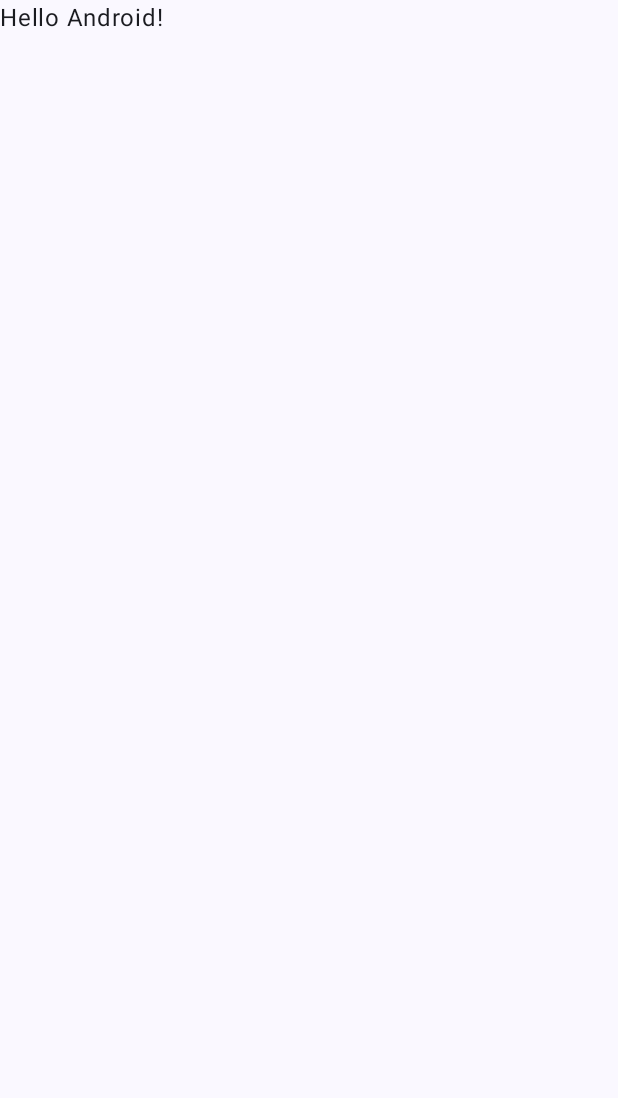
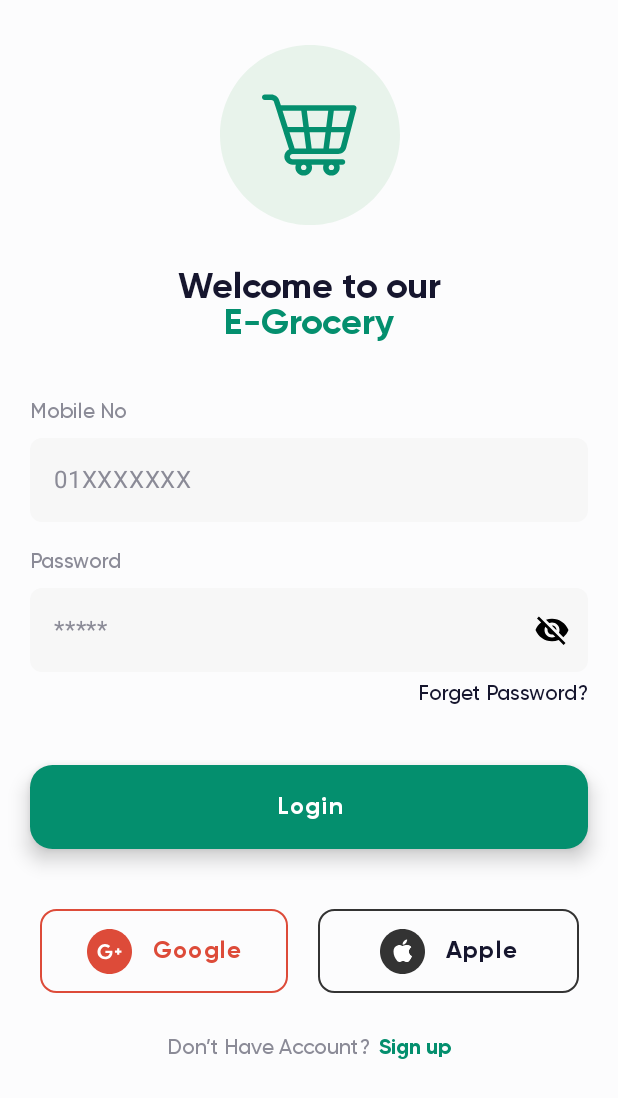
Before and after one commit to samadtalukder/Jetpack-Awesome-UI, an Android app built with Jetpack Compose: the screen it shows after launch (MainActivity), on a phone screen of 412 x 824 dp. Before the commit the part shown is almost empty. Shown: the top 1098 px of the screen. Run offline under Robolectric (Android 15) with nearby library versions, the phone set to English and light mode, and no system bars.

Commit message:
ADDED: Created Log In UI-1 Screen

```diff
--- a/app/src/main/java/com/samad_talukder/jetpackcanvas/MainActivity.kt
+++ b/app/src/main/java/com/samad_talukder/jetpackcanvas/MainActivity.kt
@@ -6,10 +6,8 @@ import androidx.activity.compose.setContent
 import androidx.compose.foundation.layout.fillMaxSize
 import androidx.compose.material3.MaterialTheme
 import androidx.compose.material3.Surface
-import androidx.compose.material3.Text
-import androidx.compose.runtime.Composable
 import androidx.compose.ui.Modifier
-import androidx.compose.ui.tooling.preview.Preview
+import com.samad_talukder.jetpackcanvas.ui.login.LogInUI_1
 import com.samad_talukder.jetpackcanvas.ui.theme.JetpackCanvasTheme
 
 class MainActivity : ComponentActivity() {
@@ -17,30 +15,13 @@ class MainActivity : ComponentActivity() {
         super.onCreate(savedInstanceState)
         setContent {
             JetpackCanvasTheme {
-                // A surface container using the 'background' color from the theme
                 Surface(
                     modifier = Modifier.fillMaxSize(),
                     color = MaterialTheme.colorScheme.background
                 ) {
-                    Greeting("Android")
+                    LogInUI_1()
                 }
             }
         }
     }
 }
-
-@Composable
-fun Greeting(name: String, modifier: Modifier = Modifier) {
-    Text(
-        text = "Hello $name!",
-        modifier = modifier
-    )
-}
-
-@Preview(showBackground = true)
-@Composable
-fun GreetingPreview() {
-    JetpackCanvasTheme {
-        Greeting("Android")
-    }
-}
--- /dev/null
+++ b/app/src/main/java/com/samad_talukder/jetpackcanvas/ui/login/Log_In_UI_1.kt
@@ -0,0 +1,404 @@
+package com.samad_talukder.jetpackcanvas.ui.login
+
+import androidx.compose.foundation.Image
+import androidx.compose.foundation.background
+import androidx.compose.foundation.border
+import androidx.compose.foundation.layout.Arrangement
+import androidx.compose.foundation.layout.Box
+import androidx.compose.foundation.layout.Column
+import androidx.compose.foundation.layout.Row
+import androidx.compose.foundation.layout.Spacer
+import androidx.compose.foundation.layout.fillMaxHeight
+import androidx.compose.foundation.layout.fillMaxWidth
+import androidx.compose.foundation.layout.height
+import androidx.compose.foundation.layout.padding
+import androidx.compose.foundation.layout.width
+import androidx.compose.foundation.rememberScrollState
+import androidx.compose.foundation.shape.RoundedCornerShape
+import androidx.compose.foundation.text.KeyboardActions
+import androidx.compose.foundation.text.KeyboardOptions
+import androidx.compose.foundation.verticalScroll
+import androidx.compose.material.Icon
+import androidx.compose.material.icons.Icons
+import androidx.compose.material.icons.filled.Visibility
+import androidx.compose.material.icons.filled.VisibilityOff
+import androidx.compose.material3.Button
+import androidx.compose.material3.ButtonDefaults
+import androidx.compose.material3.ExperimentalMaterial3Api
+import androidx.compose.material3.IconButton
+import androidx.compose.material3.Surface
+import androidx.compose.material3.Text
+import androidx.compose.material3.TextField
+import androidx.compose.material3.TextFieldDefaults
+import androidx.compose.runtime.Composable
+import androidx.compose.runtime.getValue
+import androidx.compose.runtime.mutableStateOf
+import androidx.compose.runtime.remember
+import androidx.compose.runtime.setValue
+import androidx.compose.ui.Alignment
+import androidx.compose.ui.Modifier
+import androidx.compose.ui.draw.clipToBounds
+import androidx.compose.ui.graphics.Color
+import androidx.compose.ui.layout.ContentScale
+import androidx.compose.ui.res.painterResource
+import androidx.compose.ui.text.TextStyle
+import androidx.compose.ui.text.font.Font
+import androidx.compose.ui.text.font.FontFamily
+import androidx.compose.ui.text.font.FontWeight
+import androidx.compose.ui.text.input.ImeAction
+import androidx.compose.ui.text.input.KeyboardType
+import androidx.compose.ui.text.input.PasswordVisualTransformation
+import androidx.compose.ui.text.input.VisualTransformation
+import androidx.compose.ui.text.style.TextAlign
+import androidx.compose.ui.tooling.preview.Preview
+import androidx.compose.ui.unit.dp
+import androidx.compose.ui.unit.sp
+import com.samad_talukder.jetpackcanvas.R
+
+@Composable
+fun LogInUI_1() {
+    Box(Modifier.background(Color(0xFFF0F1F5))) {
+        Surface(
+            modifier = Modifier
+                .fillMaxHeight()
+                .fillMaxWidth()
+                .clipToBounds(),
+            color = (Color(0xFFFCFCFD))
+        ) {
+            Column(
+                horizontalAlignment = Alignment.CenterHorizontally,
+                modifier = Modifier.verticalScroll(rememberScrollState())
+            ) {
+                HeaderTitleWithIcon()
+                Spacer(modifier = Modifier.height(40.dp))
+                MobileNoInputField()
+                Spacer(modifier = Modifier.height(20.dp))
+                PasswordInputField()
+                Spacer(modifier = Modifier.height(40.dp))
+                LoginButton()
+                Spacer(modifier = Modifier.height(40.dp))
+                SocialLoginButton()
+                Spacer(modifier = Modifier.height(30.dp))
+                SingUpButton()
+            }
+        }
+    }
+}
+
+
+@Composable
+fun HeaderTitleWithIcon() {
+    Column(
+        verticalArrangement = Arrangement.Center,
+        horizontalAlignment = Alignment.CenterHorizontally
+    ) {
+        Image(
+            painter = painterResource(id = R.drawable.ic_cart_logo_with_color),
+            contentDescription = "image description",
+            contentScale = ContentScale.None,
+            modifier = Modifier
+                .padding(top = 30.dp)
+                .width(120.dp)
+                .height(120.dp)
+        )
+        Spacer(modifier = Modifier.height(30.dp))
+        Text(
+            text = "Welcome to our", style = TextStyle(
+                fontSize = 24.sp,
+                fontFamily = FontFamily(Font(R.font.gilroy_bold)),
+                fontWeight = FontWeight(400),
+                color = Color(0xFF16162E),
+                textAlign = TextAlign.Center,
+            )
+        )
+
+        Text(
+            text = "E-Grocery", style = TextStyle(
+                fontSize = 24.sp,
+                fontFamily = FontFamily(Font(R.font.gilroy_bold)),
+                fontWeight = FontWeight(400),
+                color = Color(0xFF048F6E),
+                textAlign = TextAlign.Center,
+            )
+        )
+    }
+}
+
+@OptIn(ExperimentalMaterial3Api::class)
+@Composable
+fun MobileNoInputField() {
+    var mobileNo by remember {
+        mutableStateOf("")
+    }
+
+    Column(
+        verticalArrangement = Arrangement.Top,
+        horizontalAlignment = Alignment.Start,
+    ) {
+
+        Text(
+            text = "Mobile No",
+            modifier = Modifier
+                .fillMaxWidth()
+                .padding(horizontal = 20.dp),
+            style = TextStyle(
+                fontSize = 14.sp,
+                lineHeight = 14.sp,
+                fontFamily = FontFamily(Font(R.font.gilroy_medium)),
+                fontWeight = FontWeight(400),
+                color = Color(0xFF8B8B97),
+            )
+        )
+        Spacer(modifier = Modifier.height(10.dp))
+        TextField(
+            value = mobileNo,
+            onValueChange = {
+                mobileNo = it
+            },
+            singleLine = true,
+            modifier = Modifier
+                .fillMaxWidth()
+                .padding(horizontal = 20.dp),
+            colors = TextFieldDefaults.textFieldColors(
+                containerColor = Color(0xFFF7F7F7),
+                focusedIndicatorColor = Color.Transparent,
+                unfocusedIndicatorColor = Color.Transparent,
+                textColor = Color(0xFF000000),
+                placeholderColor = Color(0xFF8B8B97)
+            ),
+            shape = RoundedCornerShape(8.dp),
+            keyboardOptions = KeyboardOptions(
+                keyboardType = KeyboardType.Number,
+                imeAction = ImeAction.Done,
+                autoCorrect = false,
+            ),
+            keyboardActions = KeyboardActions(onDone = null),
+            placeholder = { Text(text = "01XXXXXXX") },
+        )
+
+    }
+}
+
+@OptIn(ExperimentalMaterial3Api::class)
+@Composable
+fun PasswordInputField() {
+    var password by remember {
+        mutableStateOf("")
+    }
+    var isPasswordVisible by remember {
+        mutableStateOf(false)
+    }
+
+    Column(
+        verticalArrangement = Arrangement.Top,
+        horizontalAlignment = Alignment.Start,
+    ) {
+
+        Text(
+            text = "Password",
+            modifier = Modifier
+                .fillMaxWidth()
+                .padding(horizontal = 20.dp),
+            style = TextStyle(
+                fontSize = 14.sp,
+                lineHeight = 14.sp,
+                fontFamily = FontFamily(Font(R.font.gilroy_medium)),
+                fontWeight = FontWeight(400),
+                color = Color(0xFF8B8B97),
+            )
+        )
+        Spacer(modifier = Modifier.height(10.dp))
+        TextField(
+            value = password,
+            onValueChange = {
+                password = it
+            },
+            singleLine = true,
+            modifier = Modifier
+                .fillMaxWidth()
+                .padding(horizontal = 20.dp),
+            colors = TextFieldDefaults.textFieldColors(
+                containerColor = Color(0xFFF7F7F7),
+                focusedIndicatorColor = Color.Transparent,
+                unfocusedIndicatorColor = Color.Transparent,
+                placeholderColor = Color(0xFF8B8B97)
+            ),
+            visualTransformation = if (isPasswordVisible) VisualTransformation.None else PasswordVisualTransformation(),
+            shape = RoundedCornerShape(8.dp),
+            trailingIcon = {
+                val image =
+                    if (isPasswordVisible) Icons.Filled.Visibility else Icons.Filled.VisibilityOff
+                IconButton(onClick = { isPasswordVisible = !isPasswordVisible }) {
+                    Icon(imageVector = image, contentDescription = "")
+                }
+            },
+            keyboardOptions = KeyboardOptions(
+                keyboardType = KeyboardType.Password,
+                imeAction = ImeAction.Done,
+                autoCorrect = false,
+            ),
+            keyboardActions = KeyboardActions(onDone = null),
+            placeholder = { Text(text = "*****") },
+        )
+
+        Text(
+            text = "Forget Password?",
+            modifier = Modifier
+                .padding(top = 8.dp, end = 20.dp)
+                .fillMaxWidth(),
+            textAlign = TextAlign.End,
+            style = TextStyle(
+                fontSize = 14.sp,
+                lineHeight = 14.sp,
+                fontFamily = FontFamily(Font(R.font.gilroy_medium)),
+                fontWeight = FontWeight(400),
+                color = Color(0xFF16162E),
+            )
+        )
+
+    }
+}
+
+@Composable
+fun LoginButton() {
+    Column(
+        verticalArrangement = Arrangement.Top,
+        horizontalAlignment = Alignment.CenterHorizontally
+    ) {
+        Button(
+            onClick = {},
+            modifier = Modifier
+                .fillMaxWidth()
+                .padding(horizontal = 20.dp)
+                .height(56.dp),
+            shape = RoundedCornerShape(15.dp),
+            elevation = ButtonDefaults.buttonElevation(8.dp),
+            colors = ButtonDefaults.buttonColors(
+                containerColor = Color(0xFF048F6E),
+                contentColor = Color(0xFFFFFFFF)
+            )
+        ) {
+            Text(
+                text = "Login",
+                style = TextStyle(
+                    fontSize = 16.sp,
+                    lineHeight = 16.sp,
+                    fontFamily = FontFamily(Font(R.font.gilroy_bold)),
+                    fontWeight = FontWeight(400),
+                    color = Color(0xFFFFFFFF),
+                    textAlign = TextAlign.Center,
+                    letterSpacing = 0.8.sp,
+                )
+            )
+        }
+    }
+}
+
+@Composable
+fun SocialLoginButton() {
+    Row(
+        horizontalArrangement = Arrangement.Center,
+        verticalAlignment = Alignment.Top,
+        modifier = Modifier
+            .fillMaxWidth()
+            .padding(horizontal = 20.dp)
+    ) {
+
+        Row(
+            horizontalArrangement = Arrangement.Center,
+            verticalAlignment = Alignment.CenterVertically,
+            modifier = Modifier
+                .width(165.dp)
+                .height(56.dp)
+                .border(
+                    width = 1.dp,
+                    color = Color(0xFFDD4B39),
+                    shape = RoundedCornerShape(size = 11.dp)
+                )
+        ) {
+            Image(
+                painter = painterResource(id = R.drawable.ic_google_sign_in),
+                contentDescription = "image description",
+                contentScale = ContentScale.None
+            )
+            Spacer(modifier = Modifier.width(14.dp))
+            Text(
+                text = "Google",
+                style = TextStyle(
+                    fontSize = 16.sp,
+                    lineHeight = 16.sp,
+                    fontFamily = FontFamily(Font(R.font.gilroy_bold)),
+                    fontWeight = FontWeight(400),
+                    color = Color(0xFFDD4B39),
+                    letterSpacing = 0.8.sp,
+                )
+            )
+        }
+        Spacer(modifier = Modifier.width(20.dp))
+
+        Row(
+            horizontalArrangement = Arrangement.Center,
+            verticalAlignment = Alignment.CenterVertically,
+            modifier = Modifier
+                .width(174.dp)
+                .height(56.dp)
+                .border(
+                    width = 1.dp,
+                    color = Color(0xFF333333),
+                    shape = RoundedCornerShape(size = 11.dp)
+                )
+        ) {
+            Image(
+                painter = painterResource(id = R.drawable.ic_apple_sign_in),
+                contentDescription = "image description",
+                contentScale = ContentScale.None
+            )
+            Spacer(modifier = Modifier.width(14.dp))
+            Text(
+                text = "Apple",
+                style = TextStyle(
+                    fontSize = 16.sp,
+                    lineHeight = 16.sp,
+                    fontFamily = FontFamily(Font(R.font.gilroy_bold)),
+                    fontWeight = FontWeight(400),
+                    color = Color(0xFF16162E),
+                    letterSpacing = 0.8.sp,
+                )
+            )
+        }
+
+
+    }
+}
+
+@Composable
+fun SingUpButton() {
+    Row {
+        Text(
+            text = "Don’t Have Account?",
+            style = TextStyle(
+                fontSize = 14.sp,
+                fontFamily = FontFamily(Font(R.font.gilroy_medium)),
+                fontWeight = FontWeight(400),
+                color = Color(0xFF8B8B97),
+            )
+        )
+        Spacer(modifier = Modifier.width(6.dp))
+        Text(
+            text = "Sign up",
+            style = TextStyle(
+                fontSize = 14.sp,
+                fontFamily = FontFamily(Font(R.font.gilroy_bold)),
+                fontWeight = FontWeight(400),
+                color = Color(0xFF048F6E),
+            )
+        )
+    }
+
+}
+
+@Preview(showSystemUi = true)
+@Composable
+fun PreviewUI() {
+    LogInUI_1()
+}
```
